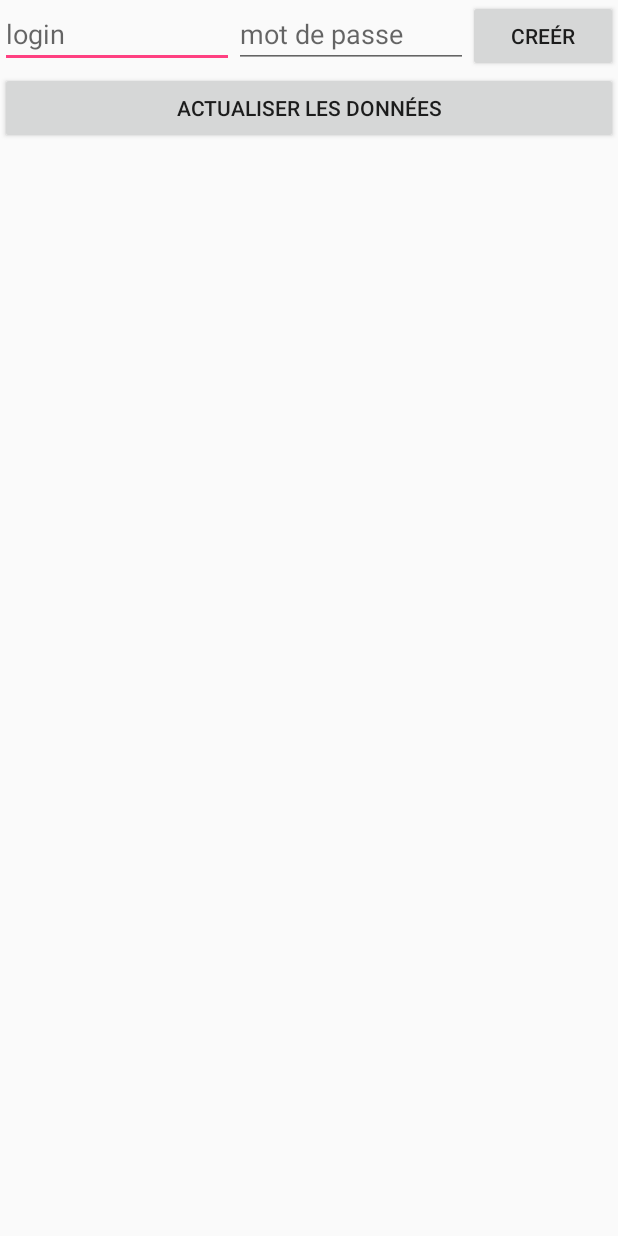
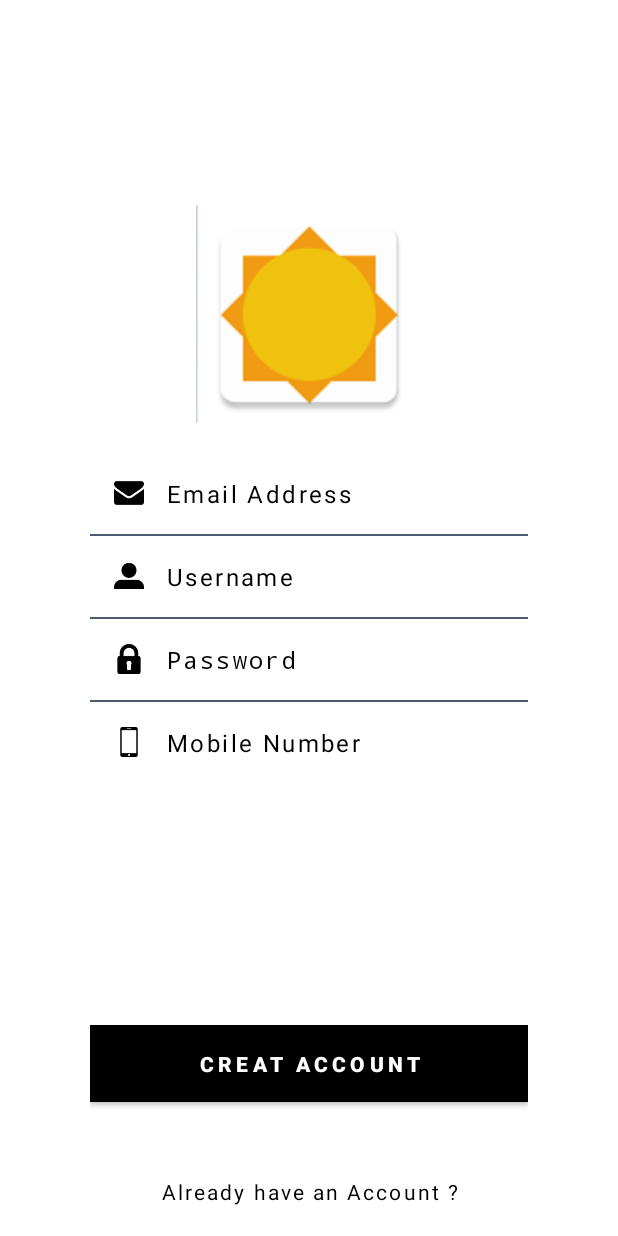
Before and after one commit to kalanithijeevanath/LightMeUpSales, an Android app: the DBActivity screen opened directly, with no data from a screen before it, on a phone screen of 412 x 824 dp. Run offline under Robolectric (Android 15) with nearby library versions, the phone set to English and light mode, and no system bars.

Commit message:
Login Update

```diff
--- a/app/src/main/java/com/example/jkalanithi/light_me_up_sales/DBActivity.java
+++ b/app/src/main/java/com/example/jkalanithi/light_me_up_sales/DBActivity.java
@@ -30,9 +30,9 @@ public class DBActivity extends Activity {
     @Override
     protected void onCreate(Bundle savedInstanceState) {
         super.onCreate(savedInstanceState);
-        setContentView(R.layout.activity_db);
+        setContentView(R.layout.activity_newuser);
 
-        refreshButton = (Button) findViewById(R.id.refresh);
+        //refreshButton = (Button) findViewById(R.id.refresh);
 
         initDB();
     }
@@ -48,7 +48,7 @@ public class DBActivity extends Activity {
         EditText login = (EditText) findViewById(R.id.login);
         EditText pass = (EditText) findViewById(R.id.pass);
         boolean hasChanged = insertDB(login.getText().toString(),pass.getText().toString());
-        setChangeData(hasChanged);
+        //setChangeData(hasChanged);
         login.setText(null);
     }
 /*
@@ -80,7 +80,7 @@ public class DBActivity extends Activity {
         }
         idDelete.setText(null);
     }
-*/
+
     public void displayData(View v) {
         setChangeData(false);
 
@@ -97,7 +97,7 @@ public class DBActivity extends Activity {
             refreshButton.setText(label.substring(1));
         }
     }
-
+*/
 
     private void initDB() {
         MyDBOpenHelper dbHelper = new MyDBOpenHelper(getApplicationContext());
--- /dev/null
+++ b/app/src/main/res/drawable/grdnt.xml
@@ -0,0 +1,7 @@
+<shape xmlns:android="http://schemas.android.com/apk/res/android"
+    android:shape="rectangle">
+    <gradient
+        android:startColor="#FFFFFF"
+        android:endColor="#FFFFFF"
+        android:angle="90" />
+</shape>
--- /dev/null
+++ b/app/src/main/res/layout/activity_newuser.xml
@@ -0,0 +1,169 @@
+<?xml version="1.0" encoding="utf-8"?>
+<RelativeLayout xmlns:android="http://schemas.android.com/apk/res/android"
+    android:orientation="vertical" android:layout_width="match_parent"
+    android:layout_height="match_parent"
+    android:background="@drawable/grdnt">
+
+    <LinearLayout
+        android:layout_width="match_parent"
+        android:layout_height="match_parent"
+        android:gravity="center"
+        android:paddingLeft="60dp"
+        android:paddingRight="60dp">
+        <LinearLayout
+            android:layout_width="match_parent"
+            android:layout_height="wrap_content"
+            android:orientation="vertical">
+            <LinearLayout
+                android:layout_width="match_parent"
+                android:layout_height="wrap_content"
+                android:orientation="horizontal"
+                android:padding="16dp">
+                <ImageView
+                    android:layout_width="20dp"
+                    android:layout_height="20dp"
+                    android:src="@drawable/message"
+                    android:layout_gravity="center"/>
+                <EditText
+                    android:id="@+id/mail"
+                    android:layout_width="match_parent"
+                    android:layout_height="wrap_content"
+                    android:hint="Email Address"
+                    android:textColorHint="#000000"
+                    android:layout_marginLeft="15dp"
+                    android:background="#00000000"
+                    android:letterSpacing="0.1"
+                    android:textSize="16dp"
+                    android:inputType="text"
+                    android:textColor="#fff"
+                    />
+            </LinearLayout>
+            <LinearLayout
+                android:layout_width="match_parent"
+                android:layout_height="1dp"
+                android:background="#4a5a71"></LinearLayout>
+            <LinearLayout
+                android:layout_width="match_parent"
+                android:layout_height="wrap_content"
+                android:orientation="horizontal"
+                android:padding="16dp">
+                <ImageView
+                    android:layout_width="20dp"
+                    android:layout_height="20dp"
+                    android:src="@drawable/usrusr"
+                    android:layout_gravity="center"/>
+                <EditText
+                    android:id="@+id/login"
+                    android:layout_width="match_parent"
+                    android:layout_height="wrap_content"
+                    android:hint="Username"
+                    android:textColorHint="#000000"
+                    android:layout_marginLeft="15dp"
+                    android:background="#00000000"
+                    android:letterSpacing="0.1"
+                    android:textSize="16dp"
+                    android:inputType="text"
+                    android:textColor="#fff"
+                    />
+            </LinearLayout>
+            <LinearLayout
+                android:layout_width="match_parent"
+                android:layout_height="1dp"
+                android:background="#4a5a71"></LinearLayout>
+            <LinearLayout
+                android:layout_width="match_parent"
+                android:layout_height="wrap_content"
+                android:orientation="horizontal"
+                android:padding="16dp">
+                <ImageView
+                    android:layout_width="20dp"
+                    android:layout_height="20dp"
+                    android:src="@drawable/pswrd"
+                    android:layout_gravity="center"/>
+                <EditText
+                    android:id="@+id/pass"
+                    android:layout_width="match_parent"
+                    android:layout_height="wrap_content"
+                    android:hint="Password"
+                    android:textColorHint="#000000"
+                    android:layout_marginLeft="15dp"
+                    android:background="#00000000"
+                    android:inputType="textPassword"
+                    android:letterSpacing="0.1"
+                    android:textSize="16dp"
+                    android:textColor="#fff"
+                    />
+            </LinearLayout>
+            <LinearLayout
+                android:layout_width="match_parent"
+                android:layout_height="1dp"
+                android:background="#4a5a71"></LinearLayout>
+            <LinearLayout
+                android:layout_width="match_parent"
+                android:layout_height="wrap_content"
+                android:orientation="horizontal"
+                android:padding="16dp">
+                <ImageView
+                    android:layout_width="20dp"
+                    android:layout_height="20dp"
+                    android:src="@drawable/phonemo"
+                    android:layout_gravity="center"/>
+                <EditText
+                    android:id="@+id/mobphone"
+                    android:layout_width="match_parent"
+                    android:layout_height="wrap_content"
+                    android:hint="Mobile Number"
+                    android:textColorHint="#000000"
+                    android:layout_marginLeft="15dp"
+                    android:background="#00000000"
+                    android:letterSpacing="0.1"
+                    android:textSize="16dp"
+                    android:inputType="number"
+                    android:textColor="#fff"
+                    />
+            </LinearLayout>
+        </LinearLayout>
+    </LinearLayout>
+    <LinearLayout
+        android:layout_width="match_parent"
+        android:layout_height="match_parent"
+        android:paddingLeft="60dp"
+        android:paddingRight="60dp"
+        android:orientation="vertical"
+        android:gravity="bottom"
+        android:layout_marginBottom="20dp">
+        <Button
+            android:layout_width="match_parent"
+            android:layout_height="wrap_content"
+            android:background="#000000"
+            android:onClick="add"
+            android:text="Creat Account"
+            android:textColor="#FFFFFF"
+            android:textStyle="bold"
+            android:gravity="center"
+            android:layout_gravity="bottom"
+            android:padding="16dp"
+            android:layout_marginBottom="50dp"
+            android:letterSpacing="0.2"/>
+        <TextView
+            android:id="@+id/lin"
+            android:layout_width="match_parent"
+            android:layout_height="wrap_content"
+            android:gravity="center"
+
+            android:text="Already have an Account ?"
+            android:textColor="#000000"
+            android:letterSpacing="0.1"/>
+    </LinearLayout>
+    <LinearLayout
+        android:layout_width="match_parent"
+        android:layout_height="match_parent"
+        android:gravity="center"
+        android:layout_marginBottom="400dp">
+        <ImageView
+            android:layout_width="150dp"
+            android:layout_height="150dp"
+            android:src="@drawable/icon"
+            />
+    </LinearLayout>
+</RelativeLayout>
```
Also changed, not shown: app/src/main/AndroidManifest.xml (+5 -3 lines), app/src/main/java/com/example/jkalanithi/light_me_up_sales/HomeActivity.java (added, +36 -0 lines), app/src/main/java/com/example/jkalanithi/light_me_up_sales/MainActivity.java (+5 -5 lines), app/src/main/res/layout/activity_home.xml (added, +19 -0 lines), app/src/main/res/layout/activity_login.xml (added, +149 -0 lines), app/src/main/res/layout/activity_main.xml (deleted, +0 -112 lines), app/src/main/res/drawable/ibytes.png (added), app/src/main/res/drawable/message.png (added), app/src/main/res/drawable/phonemo.png (added), app/src/main/res/drawable/pswrd.png (added), app/src/main/res/drawable/usrusr.png (added).
